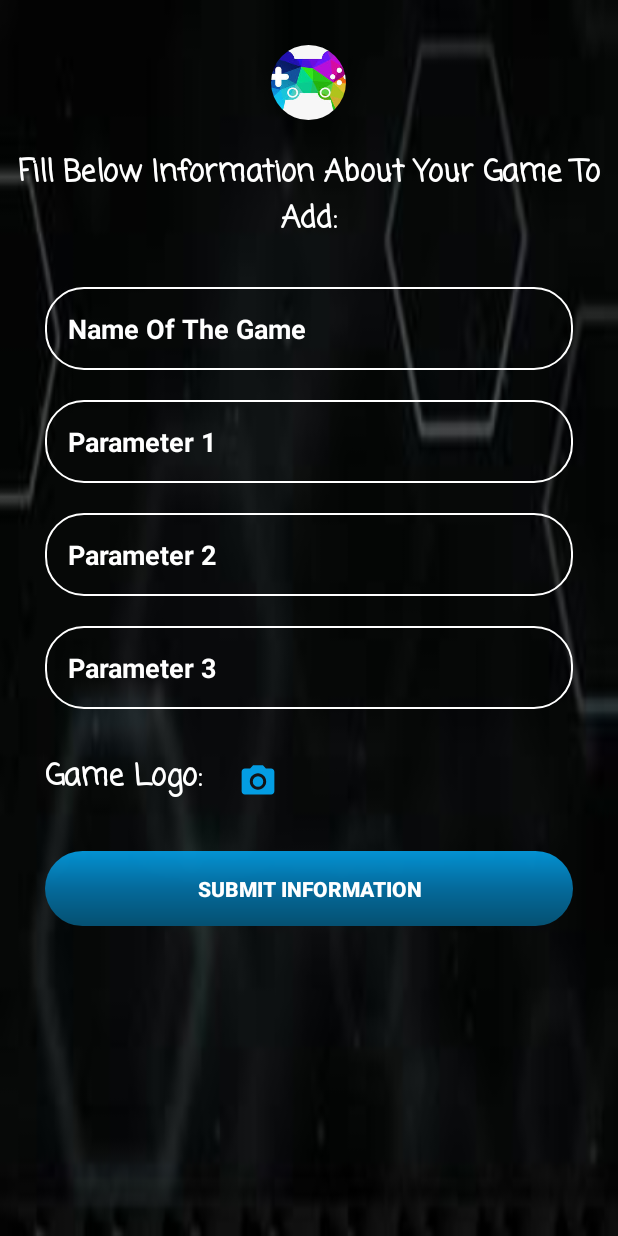
After one commit to prtk5436/Gaming_Reward_Android, an Android app: the SuggestGame screen opened directly, with no data from a screen before it, on a phone screen of 412 x 824 dp. The commit adds this screen. Run offline under Robolectric (Android 15) with nearby library versions, the phone set to English and light mode, and no system bars; our stand-ins replace CircleImageView.

Commit message:
Suggest A new Game For system Done by shreya ,fiona, sakshi ,ankita and vidhi

```diff
--- a/app/src/main/AndroidManifest.xml
+++ b/app/src/main/AndroidManifest.xml
@@ -3,6 +3,8 @@
     package="com.example.gamingrewardandroid">
 
     <uses-permission android:name="android.permission.INTERNET" />
+    <uses-permission android:name="android.permission.READ_EXTERNAL_STORAGE"/>
+
     <uses-permission android:name="android.permission.READ_PHONE_STATE" />
 
     <application
@@ -12,7 +14,8 @@
         android:roundIcon="@mipmap/ic_launcher_round"
         android:supportsRtl="true"
         android:theme="@style/AppTheme">
-        <activity android:name=".PointsForm.PointsDataForm"></activity>
+        <activity android:name=".SuggestGame.SuggestGame"></activity>
+        <activity android:name=".PointsForm.PointsDataForm" />
         <activity
             android:name=".Dashboard.DashboardActivity"
             android:screenOrientation="portrait"
--- a/app/src/main/java/com/example/gamingrewardandroid/AuthenticationApi.java
+++ b/app/src/main/java/com/example/gamingrewardandroid/AuthenticationApi.java
@@ -11,6 +11,8 @@ import com.example.gamingrewardandroid.Registration.StudentRegistraionOutput;
 import com.example.gamingrewardandroid.Registration.StudentRegistrationInput;
 import com.example.gamingrewardandroid.StudentsPoints.InputPoints;
 import com.example.gamingrewardandroid.StudentsPoints.OutputPoints;
+import com.example.gamingrewardandroid.SuggestGame.SuggestGameInput;
+import com.example.gamingrewardandroid.SuggestGame.SuggestGameOutput;
 import com.example.gamingrewardandroid.WebServiceClasses.WebserviceConstant;
 
 import retrofit2.Call;
@@ -37,6 +39,8 @@ public interface AuthenticationApi {
 
     @POST(WebserviceConstant.GAME_API)
     Call<ReawardParameterOutput> getGameParameterList(@Body RewardParameterInput g);
+    @POST(WebserviceConstant.GAME_API)
+    Call<SuggestGameOutput> suggestGame(@Body SuggestGameInput g);
 
 
 }
--- /dev/null
+++ b/app/src/main/res/layout/activity_suggest_game.xml
@@ -0,0 +1,147 @@
+<?xml version="1.0" encoding="utf-8"?>
+<RelativeLayout xmlns:android="http://schemas.android.com/apk/res/android"
+    xmlns:app="http://schemas.android.com/apk/res-auto"
+    xmlns:tools="http://schemas.android.com/tools"
+    android:layout_width="match_parent"
+    android:layout_height="match_parent"
+    android:background="@drawable/game"
+    tools:context=".SuggestGame.SuggestGame">
+    <de.hdodenhof.circleimageview.CircleImageView
+        android:id="@+id/gameicon"
+        android:layout_width="50dp"
+        android:layout_marginLeft="20dp"
+        android:layout_centerHorizontal="true"
+        android:layout_marginTop="30dp"
+        android:src="@drawable/images"
+        android:layout_height="50dp"/>
+
+    <TextView
+        android:id="@+id/txt_gamename"
+        android:text="Fill Below Information About Your Game To Add:"
+
+        android:textStyle="bold"
+        android:layout_marginTop="20dp"
+        android:layout_below="@id/gameicon"
+        android:gravity="center_horizontal"
+
+        android:textSize="20dp"
+        android:textColor="@android:color/white"
+        android:fontFamily="casual"
+        android:layout_width="match_parent"
+        android:layout_height="wrap_content"/>
+    <LinearLayout
+        android:id="@+id/layout"
+        android:visibility="visible"
+        android:layout_marginTop="20dp"
+        android:orientation="vertical"
+        android:layout_marginLeft="20dp"
+        android:layout_marginRight="20dp"
+        android:layout_below="@id/txt_gamename"
+        android:layout_width="match_parent"
+        android:layout_height="wrap_content">
+        <EditText
+
+            android:id="@+id/edt_game_name"
+            android:layout_width="match_parent"
+            android:layout_height="wrap_content"
+            android:layout_margin="10dp"
+            android:background="@drawable/shapeemail"
+            android:hint="Name Of The Game"
+            android:textStyle="bold"
+            android:padding="15dp"
+            android:textColor="@color/white"
+            android:textColorHighlight="@color/white"
+            android:textColorHint="@color/white"
+            android:visibility="visible"
+            />
+        <EditText
+            android:id="@+id/edt_parameter1"
+            android:layout_width="match_parent"
+            android:layout_height="wrap_content"
+            android:layout_margin="10dp"
+            android:background="@drawable/shapeemail"
+            android:hint="Parameter 1"
+            android:textStyle="bold"
+            android:padding="15dp"
+            android:textColor="@color/white"
+            android:textColorHighlight="@color/white"
+            android:textColorHint="@color/white"
+            android:visibility="visible"
+            />
+        <EditText
+            android:id="@+id/edt_parameter2"
+            android:layout_width="match_parent"
+            android:layout_height="wrap_content"
+            android:layout_margin="10dp"
+            android:background="@drawable/shapeemail"
+            android:hint="Parameter 2"
+            android:textStyle="bold"
+            android:padding="15dp"
+            android:textColor="@color/white"
+            android:textColorHighlight="@color/white"
+            android:textColorHint="@color/white"
+            android:visibility="visible"
+            />
+        <EditText
+            android:id="@+id/edt_parameter3"
+            android:layout_width="match_parent"
+            android:layout_height="wrap_content"
+            android:layout_margin="10dp"
+            android:background="@drawable/shapeemail"
+            android:hint="Parameter 3"
+            android:textStyle="bold"
+            android:padding="15dp"
+            android:textColor="@color/white"
+            android:textColorHighlight="@color/white"
+            android:textColorHint="@color/white"
+            android:visibility="visible"
+            />
+    </LinearLayout>
+    <TextView
+        android:onClick="onImageupload"
+        android:layout_alignBaseline="@id/screenShot"
+        android:id="@+id/scr"
+        android:layout_marginLeft="30dp"
+        android:text="Game Logo:"
+        android:textStyle="bold"
+        android:layout_marginTop="20dp"
+        android:layout_below="@id/layout"
+
+        android:textSize="20dp"
+        android:textColor="@android:color/white"
+        android:fontFamily="casual"
+        android:layout_width="wrap_content"
+        android:layout_height="wrap_content"/>
+
+    <ImageView
+
+        android:layout_marginTop="20dp"
+        android:layout_centerHorizontal="true"
+        android:layout_below="@id/layout"
+        android:layout_marginLeft="20dp"
+        android:src="@drawable/camera"
+        android:padding="5dp"
+        android:layout_toRightOf="@id/scr"
+        android:id="@+id/screenShot"
+        android:layout_width="wrap_content"
+        android:layout_height="wrap_content" />
+    <Button
+        android:onClick="onSubmitReq"
+        android:layout_margin="30dp"
+        android:layout_below="@id/screenShot"
+        android:id="@+id/btnsubmitscore"
+        android:layout_width="match_parent"
+        android:layout_height="wrap_content"
+        android:layout_marginLeft="10dp"
+        android:layout_marginTop="20dp"
+        android:layout_marginRight="10dp"
+        android:layout_marginBottom="10dp"
+        android:background="@drawable/shapelogin"
+        android:padding="15dp"
+        android:shadowColor="@android:color/transparent"
+        android:text="Submit Information"
+        android:textColor="#fff"
+        android:textStyle="bold"
+        android:visibility="visible" />
+
+</RelativeLayout>
--- a/app/src/main/res/layout/gamelistlayout.xml
+++ b/app/src/main/res/layout/gamelistlayout.xml
@@ -17,6 +17,7 @@
         android:id="@+id/txt_gamename"
         android:layout_width="wrap_content"
         android:layout_height="wrap_content"
+        android:layout_marginLeft="30dp"
         android:layout_toEndOf="@id/imageView_game"
         android:layout_toRightOf="@id/imageView_game"
         android:layout_centerVertical="true"
```
Also changed, not shown: app/src/main/java/com/example/gamingrewardandroid/Dashboard/DashboardActivity.java (+10 -3 lines), app/src/main/java/com/example/gamingrewardandroid/SuggestGame/SuggestGame.java (added, +256 -0 lines), app/src/main/java/com/example/gamingrewardandroid/SuggestGame/SuggestGameInput.java (added, +52 -0 lines), app/src/main/java/com/example/gamingrewardandroid/SuggestGame/SuggestGameOutput.java (added, +30 -0 lines), app/src/main/res/drawable/floaticon.xml (added, +10 -0 lines), app/src/main/res/layout/dashboard_activity.xml (+26 -4 lines), app/src/main/res/drawable/addimg.png (added).
